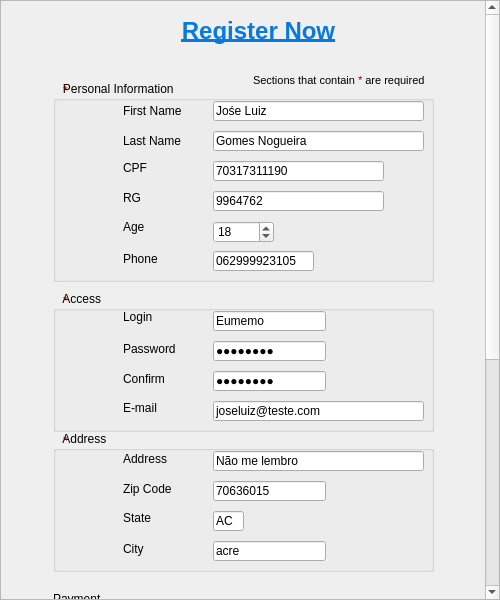
Above: Ipiranga_GUI/formregister.ui from Hugo-NF/App_Ipiranga before the change. Below: the same form after it.
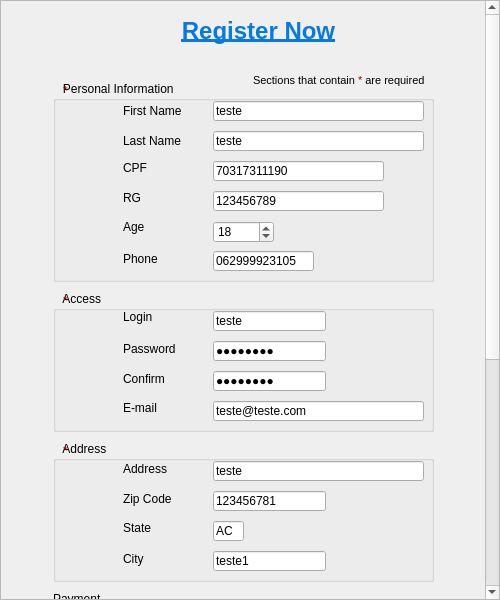
That is the form after the change. Icons and pictures are not drawn.

The edit to the form file:
```diff
--- a/Ipiranga_GUI/formregister.ui
+++ b/Ipiranga_GUI/formregister.ui
@@ -57,7 +57,7 @@
       <property name="geometry">
        <rect>
         <x>0</x>
-        <y>-394</y>
+        <y>-339</y>
         <width>485</width>
         <height>990</height>
        </rect>
@@ -251,7 +251,7 @@
             <locale language="English" country="UnitedStates"/>
            </property>
            <property name="text">
-            <string>Jośe Luiz</string>
+            <string>teste</string>
            </property>
            <property name="maxLength">
             <number>20</number>
@@ -273,7 +273,7 @@
             <locale language="English" country="UnitedStates"/>
            </property>
            <property name="text">
-            <string>Gomes Nogueira</string>
+            <string>teste</string>
            </property>
            <property name="maxLength">
             <number>20</number>
@@ -311,7 +311,7 @@
             <locale language="English" country="UnitedStates"/>
            </property>
            <property name="text">
-            <string>9964762</string>
+            <string>123456789</string>
            </property>
            <property name="maxLength">
             <number>11</number>
@@ -376,7 +376,7 @@
           <property name="geometry">
            <rect>
             <x>10</x>
-            <y>430</y>
+            <y>440</y>
             <width>381</width>
             <height>141</height>
            </rect>
@@ -464,7 +464,7 @@
             <locale language="English" country="UnitedStates"/>
            </property>
            <property name="text">
-            <string>Não me lembro</string>
+            <string>teste</string>
            </property>
            <property name="maxLength">
             <number>100</number>
@@ -486,7 +486,7 @@
             <string>9999999999</string>
            </property>
            <property name="text">
-            <string>70636015</string>
+            <string>123456781</string>
            </property>
            <property name="maxLength">
             <number>10</number>
@@ -530,7 +530,7 @@
             <string>NNNNNNNNNNNNNNNNNNNN</string>
            </property>
            <property name="text">
-            <string>acre</string>
+            <string>teste1</string>
            </property>
            <property name="maxLength">
             <number>20</number>
@@ -827,7 +827,7 @@
             <locale language="English" country="UnitedStates"/>
            </property>
            <property name="text">
-            <string>Eumemo</string>
+            <string>teste</string>
            </property>
            <property name="maxLength">
             <number>20</number>
@@ -906,7 +906,7 @@
             <locale language="English" country="UnitedStates"/>
            </property>
            <property name="text">
-            <string>joseluiz@teste.com</string>
+            <string>teste@teste.com</string>
            </property>
            <property name="maxLength">
             <number>45</number>
```
Left out of the diff: 11 changed lines with no effect on the pictures.
